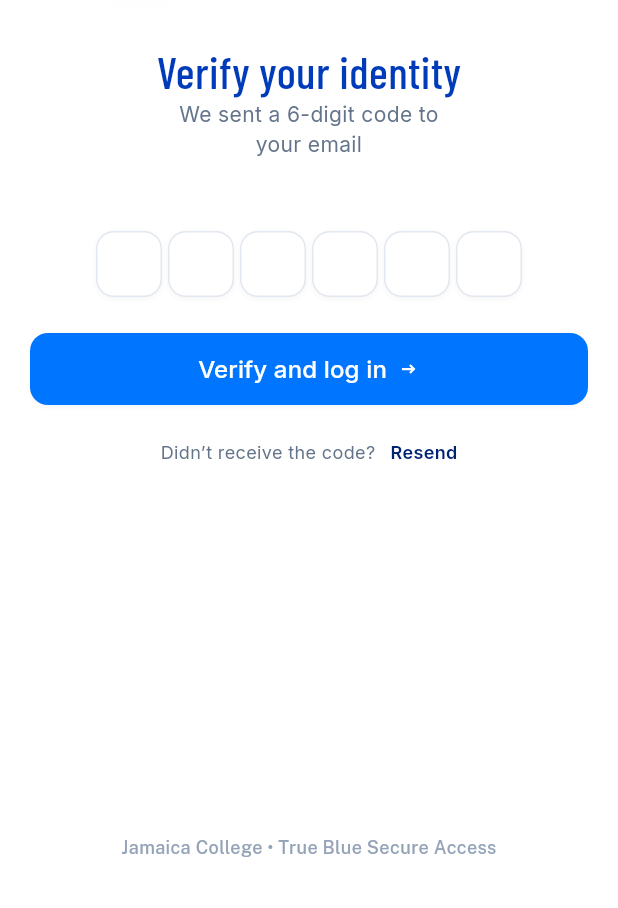
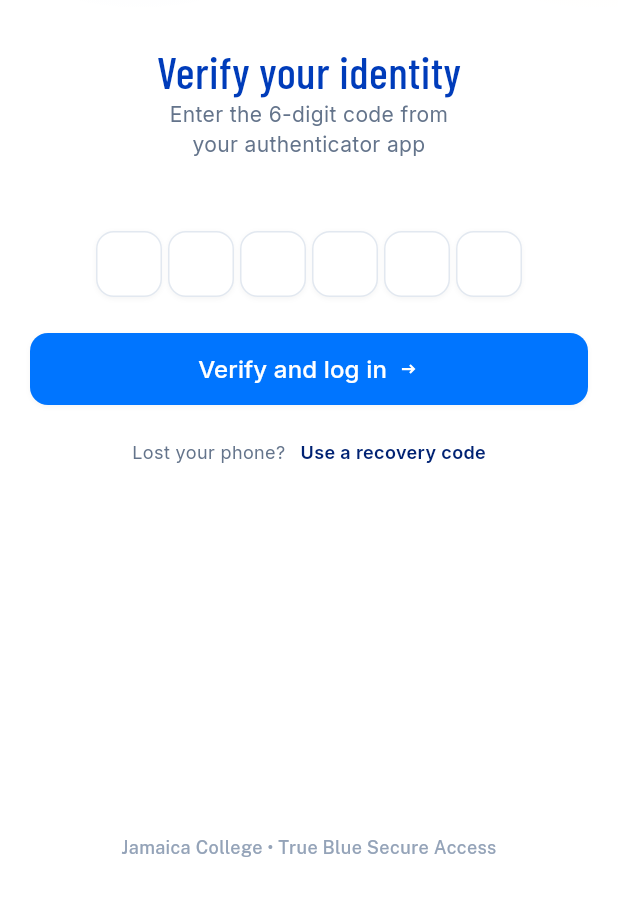
Before and after one commit to SaraaX404/JC_Coonnect, a Flutter app: the MfaView screen opened directly with empty values, on a phone screen of 412 x 824 dp, the part 328-1236 px from its top. Run offline on Flutter 3.47's test engine with Material 3 defaults, Android fonts, the phone set to English and light mode, and no system bars; our stand-ins replace flutter_svg, go_router, material_ui.

Commit message:
feat(auth): MFA uses authenticator or recovery code (backend ADR 0005)
The backend verifies a TOTP code or a single-use recovery code; it never
emails a code. Drop the Figma resend/expired/resend-limit states and the
masked email, add a recovery code mode, and match the lockout copy to the
5/min throttle.

Co-Authored-By: Claude Opus 5.5 <noreply@anthropic.com>

```diff
--- a/lib/l10n/app_en.arb
+++ b/lib/l10n/app_en.arb
@@ -567,17 +567,21 @@
   "@loginSignUpLink": {
     "description": "Login screen: sign up link."
   },
-  "mfaCodeSent": "Code sent",
-  "@mfaCodeSent": {
-    "description": "MFA screen: confirmation right after a new code was sent."
+  "mfaAppPrompt": "Enter the 6-digit code from\nyour authenticator app",
+  "@mfaAppPrompt": {
+    "description": "MFA screen: subtitle when entering the authenticator app code."
   },
   "mfaEnterCode": "Enter the 6-digit code.",
   "@mfaEnterCode": {
     "description": "MFA screen: error when fewer than six digits were entered."
   },
-  "mfaExpiredCode": "This code has expired. Tap Resend to get a new one.",
-  "@mfaExpiredCode": {
-    "description": "MFA screen: error for an expired code."
+  "mfaEnterRecoveryCode": "Enter a recovery code.",
+  "@mfaEnterRecoveryCode": {
+    "description": "MFA screen: error when the recovery code field is empty."
+  },
+  "mfaHaveAppPrompt": "Have your phone?",
+  "@mfaHaveAppPrompt": {
+    "description": "MFA screen: prompt before the link that switches back to the authenticator code."
   },
   "mfaHeading": "Verify your identity",
   "@mfaHeading": {
@@ -587,39 +591,29 @@
   "@mfaIncorrectCode": {
     "description": "MFA screen: error for a wrong code."
   },
-  "mfaNoCodePrompt": "Didn’t receive the code?",
-  "@mfaNoCodePrompt": {
-    "description": "MFA screen: prompt before the resend link."
+  "mfaLostPhonePrompt": "Lost your phone?",
+  "@mfaLostPhonePrompt": {
+    "description": "MFA screen: prompt before the link that switches to a recovery code."
   },
-  "mfaResend": "Resend",
-  "@mfaResend": {
-    "description": "MFA screen: link that sends a new code."
+  "mfaRecoveryCodeLabel": "Recovery code",
+  "@mfaRecoveryCodeLabel": {
+    "description": "MFA screen: label of the recovery code field."
   },
-  "mfaResendCooldown": "{seconds, plural, =1{You can resend a code in 1 second.} other{You can resend a code in {seconds} seconds.}}",
-  "@mfaResendCooldown": {
-    "description": "MFA screen: wait before another resend is allowed.",
-    "placeholders": {
-      "seconds": {
-        "type": "int"
-      }
-    }
+  "mfaRecoveryPrompt": "Enter one of the recovery codes\nyou saved when you set up 2FA",
+  "@mfaRecoveryPrompt": {
+    "description": "MFA screen: subtitle when entering a recovery code."
   },
-  "mfaResendLimit": "You’ve reached the resend limit. Try again later.",
-  "@mfaResendLimit": {
-    "description": "MFA screen: no more resends allowed for now."
-  },
-  "mfaSentTo": "We sent a 6-digit code to\nyour email {email}",
-  "@mfaSentTo": {
-    "description": "MFA screen: where the code went; the email is masked (m***@jc.edu.jm).",
-    "placeholders": {
-      "email": {
-        "type": "String"
-      }
-    }
-  },
-  "mfaTooManyAttempts": "Too many incorrect attempts. Try again in 15 minutes.",
+  "mfaTooManyAttempts": "Too many attempts. Wait a minute and try again.",
   "@mfaTooManyAttempts": {
     "description": "MFA screen: lockout after too many wrong codes."
+  },
+  "mfaUseAppLink": "Use authenticator app",
+  "@mfaUseAppLink": {
+    "description": "MFA screen: link that switches back to the authenticator code."
+  },
+  "mfaUseRecoveryLink": "Use a recovery code",
+  "@mfaUseRecoveryLink": {
+    "description": "MFA screen: link that switches to entering a recovery code."
   },
   "mfaVerifyButton": "Verify and log in",
   "@mfaVerifyButton": {
--- a/lib/src/app/router.dart
+++ b/lib/src/app/router.dart
@@ -33,10 +33,7 @@ GoRouter createRouter() => GoRouter(
     GoRoute(path: Routes.login, builder: (_, _) => const LoginScreen()),
     GoRoute(
       path: Routes.loginVerify,
-      // The email comes from the login form; without it there is nothing
-      // to verify, so a cold deep link goes back to login.
-      redirect: (_, state) => state.extra is String ? null : Routes.login,
-      builder: (_, state) => MfaScreen(email: state.extra! as String),
+      builder: (_, _) => const MfaScreen(),
     ),
     GoRoute(
       path: Routes.sessionExpired,
--- a/lib/src/core/utils/validators.dart
+++ b/lib/src/core/utils/validators.dart
@@ -2,11 +2,3 @@ final _email = RegExp(r'^[^@\s]+@[^@\s]+\.[^@\s]+$');
 
 /// Shape check only; the server decides whether the address exists.
 bool isValidEmail(String value) => _email.hasMatch(value.trim());
-
-/// "m.sterling@jc.edu.jm" -> "m***@jc.edu.jm": enough to recognise, not to
-/// read. Anything that isn't an email is returned unchanged.
-String maskEmail(String email) {
-  final at = email.indexOf('@');
-  if (at < 1) return email;
-  return '${email[0]}***${email.substring(at)}';
-}
--- a/lib/src/features/auth/presentation/login_screen.dart
+++ b/lib/src/features/auth/presentation/login_screen.dart
@@ -53,7 +53,7 @@ class _LoginScreenState extends State<LoginScreen> {
     if (emailError != null || passwordError != null) return;
     // shortcut: no auth call yet, so every valid form goes to the code step
     // (the Figma flow). POST /auth/login decides this once it is wired.
-    unawaited(context.push(Routes.loginVerify, extra: email.text.trim()));
+    unawaited(context.push(Routes.loginVerify));
   }
 
   @override
--- a/lib/src/features/auth/presentation/mfa_screen.dart
+++ b/lib/src/features/auth/presentation/mfa_screen.dart
@@ -1,156 +1,103 @@
-import 'dart:async';
-
-import 'package:flutter_svg/flutter_svg.dart';
 import 'package:jc_connect_app/l10n/l10n.dart';
 import 'package:jc_connect_app/src/core/theme/jc_colors.dart';
 import 'package:jc_connect_app/src/core/theme/jc_text_styles.dart';
 import 'package:jc_connect_app/src/core/utils/show_message.dart';
-import 'package:jc_connect_app/src/core/utils/validators.dart';
 import 'package:jc_connect_app/src/core/widgets/jc_button.dart';
+import 'package:jc_connect_app/src/core/widgets/jc_input.dart';
 import 'package:jc_connect_app/src/core/widgets/jc_logo.dart';
 import 'package:jc_connect_app/src/core/widgets/jc_otp.dart';
 import 'package:jc_connect_app/src/core/widgets/jc_prompt_link.dart';
 import 'package:jc_connect_app/src/core/widgets/jc_scaffold.dart';
 import 'package:material_ui/material_ui.dart';
 
-/// Errors the verify call can return (Figma "MFA Verification / ..." states).
-/// [enterCode] is the only one the app raises itself.
-enum MfaError {
-  enterCode,
-  incorrectCode,
-  expiredCode,
-  tooManyAttempts,
-  resendLimit,
-}
+/// Errors on the verify step. [enterCode] is the only one the app raises
+/// itself; POST /auth/login/verify returns `invalid_code` (incorrect) and
+/// 429 (too many attempts).
+enum MfaError { enterCode, incorrectCode, tooManyAttempts }
 
-/// What the line under the button shows.
-sealed class MfaResend {
-  const MfaResend();
-}
-
-/// "Didn’t receive the code? Resend".
-class MfaResendAvailable extends MfaResend {
-  const MfaResendAvailable();
-}
-
-/// "✓ Code sent", right after a resend.
-class MfaResendSent extends MfaResend {
-  const MfaResendSent();
-}
-
-/// "You can resend a code in N seconds."
-class MfaResendCooldown extends MfaResend {
-  const MfaResendCooldown(this.seconds);
-  final int seconds;
-}
-
-/// Login step 2: the code sent to the user's email.
+/// Login step 2 (ADR 0005): a code from the authenticator app, or one of
+/// the recovery codes if the phone is lost.
 class MfaScreen extends StatefulWidget {
-  const MfaScreen({super.key, required this.email});
-  final String email;
+  const MfaScreen({super.key});
 
   @override
   State<MfaScreen> createState() => _MfaScreenState();
 }
 
 class _MfaScreenState extends State<MfaScreen> {
-  static const _sentFor = Duration(seconds: 2);
-  static const _cooldownSeconds = 30;
-
   final code = TextEditingController();
+  bool recovery = false;
   MfaError? error;
-  MfaResend resend = const MfaResendAvailable();
-  Timer? _timer;
 
   @override
   void dispose() {
-    _timer?.cancel();
     code.dispose();
     super.dispose();
   }
 
   void _verify() {
-    if (code.text.length < JcOtp.length) {
+    final text = code.text.trim();
+    if (recovery ? text.isEmpty : text.length < JcOtp.length) {
       setState(() => error = MfaError.enterCode);
       return;
     }
     // shortcut: no auth call yet. POST /auth/login/verify sets the server
-    // errors (incorrect, expired, too many attempts) when it is wired.
+    // errors (incorrect, too many attempts) when it is wired.
     showMessage(context, context.l10n.loginReadyMessage);
-  }
-
-  void _resend() {
-    _timer?.cancel();
-    setState(() {
-      resend = const MfaResendSent();
-      if (error == MfaError.expiredCode) error = null;
-    });
-    _timer = Timer(_sentFor, () {
-      var left = _cooldownSeconds;
-      setState(() => resend = MfaResendCooldown(left));
-      _timer = Timer.periodic(const Duration(seconds: 1), (timer) {
-        left--;
-        setState(
-          () => resend = left > 0
-              ? MfaResendCooldown(left)
-              : const MfaResendAvailable(),
-        );
-        if (left == 0) timer.cancel();
-      });
-    });
   }
 
   @override
   Widget build(BuildContext context) => MfaView(
-    maskedEmail: maskEmail(widget.email),
     code: code,
+    recovery: recovery,
     error: error,
-    resend: resend,
     onCodeChanged: (_) {
-      if (error == MfaError.enterCode || error == MfaError.incorrectCode) {
+      if (error != null && error != MfaError.tooManyAttempts) {
         setState(() => error = null);
       }
     },
     onVerify: _verify,
-    onResend: _resend,
+    onToggleRecovery: () => setState(() {
+      recovery = !recovery;
+      code.clear();
+      if (error != MfaError.tooManyAttempts) error = null;
+    }),
   );
 }
 
-/// Figma "MFA Verification" in any of its eight states.
+/// The verify screen in any of its states.
 class MfaView extends StatelessWidget {
   const MfaView({
     super.key,
-    required this.maskedEmail,
     required this.code,
     required this.onCodeChanged,
     required this.onVerify,
-    required this.onResend,
+    required this.onToggleRecovery,
+    this.recovery = false,
     this.error,
-    this.resend = const MfaResendAvailable(),
   });
-  final String maskedEmail;
   final TextEditingController code;
   final ValueChanged<String> onCodeChanged;
   final VoidCallback onVerify;
-  final VoidCallback onResend;
+  final VoidCallback onToggleRecovery;
+
+  /// Recovery code instead of the authenticator code.
+  final bool recovery;
   final MfaError? error;
-  final MfaResend resend;
 
-  /// Locked out: the button greys out and resend is hidden.
-  bool get _locked =>
-      error == MfaError.tooManyAttempts || error == MfaError.resendLimit;
+  bool get _locked => error == MfaError.tooManyAttempts;
 
   String _errorText(AppLocalizations l10n, MfaError error) => switch (error) {
-    MfaError.enterCode => l10n.mfaEnterCode,
+    MfaError.enterCode =>
+      recovery ? l10n.mfaEnterRecoveryCode : l10n.mfaEnterCode,
     MfaError.incorrectCode => l10n.mfaIncorrectCode,
-    MfaError.expiredCode => l10n.mfaExpiredCode,
     MfaError.tooManyAttempts => l10n.mfaTooManyAttempts,
-    MfaError.resendLimit => l10n.mfaResendLimit,
   };
 
   @override
   Widget build(BuildContext context) {
     final l10n = context.l10n;
+    final errorText = error == null ? null : _errorText(l10n, error!);
     return JcScaffold(
       showBack: false,
       child: CustomScrollView(
@@ -171,19 +118,30 @@ class MfaView extends StatelessWidget {
                   ),
                   const SizedBox(height: 4),
                   Text(
-                    l10n.mfaSentTo(maskedEmail),
+                    recovery ? l10n.mfaRecoveryPrompt : l10n.mfaAppPrompt,
                     textAlign: TextAlign.center,
                     style: JcTextStyles.input.copyWith(color: JcColors.muted),
                   ),
                   const SizedBox(height: 48),
+                  if (recovery)
+                    JcInput(
+                      label: l10n.mfaRecoveryCodeLabel,
+                      controller: code,
+                      onChanged: onCodeChanged,
+                      errorText: errorText,
+                    )
+                  else ...[
                     JcOtp(controller: code, onChanged: onCodeChanged),
-                  if (error case final error?) ...[
+                    if (errorText != null) ...[
                       const SizedBox(height: 12),
                       Text(
-                      _errorText(l10n, error),
+                        errorText,
                         textAlign: TextAlign.center,
-                      style: JcTextStyles.input.copyWith(color: JcColors.error),
+                        style: JcTextStyles.input.copyWith(
+                          color: JcColors.error,
                         ),
+                      ),
+                    ],
                   ],
                   const SizedBox(height: 24),
                   JcButton(
@@ -191,10 +149,17 @@ class MfaView extends StatelessWidget {
                     enabled: !_locked,
                     onPressed: onVerify,
                   ),
-                  if (!_locked) ...[
                   const SizedBox(height: 24),
-                    _ResendLine(resend: resend, onResend: onResend),
-                  ],
+                  JcPromptLink(
+                    prompt: recovery
+                        ? l10n.mfaHaveAppPrompt
+                        : l10n.mfaLostPhonePrompt,
+                    link: recovery
+                        ? l10n.mfaUseAppLink
+                        : l10n.mfaUseRecoveryLink,
+                    promptColor: JcColors.muted,
+                    onTap: onToggleRecovery,
+                  ),
                   const Spacer(),
                   const SizedBox(height: 32),
                   Text(
@@ -211,47 +176,3 @@ class MfaView extends StatelessWidget {
     );
   }
 }
-
-class _ResendLine extends StatelessWidget {
-  const _ResendLine({required this.resend, required this.onResend});
-  final MfaResend resend;
-  final VoidCallback onResend;
-
-  static const _style = TextStyle(
-    fontSize: 12,
-    height: 16 / 12,
-    color: JcColors.muted,
-  );
-
-  @override
-  Widget build(BuildContext context) => switch (resend) {
-    MfaResendAvailable() => JcPromptLink(
-      prompt: context.l10n.mfaNoCodePrompt,
-      link: context.l10n.mfaResend,
-      promptColor: JcColors.muted,
-      onTap: onResend,
-    ),
-    MfaResendSent() => Row(
-      mainAxisAlignment: MainAxisAlignment.center,
-      children: [
-        SizedBox.square(
-          dimension: 20,
-          child: Center(
-            child: SvgPicture.asset(
-              'assets/icons/checkmark_circle.svg',
-              width: 16.667,
-              height: 16.667,
-            ),
-          ),
-        ),
-        const SizedBox(width: 10),
-        Text(context.l10n.mfaCodeSent, style: _style),
-      ],
-    ),
-    MfaResendCooldown(:final seconds) => Text(
-      context.l10n.mfaResendCooldown(seconds),
-      textAlign: TextAlign.center,
-      style: _style,
-    ),
-  };
-}
```
Also changed, not shown: assets/icons/checkmark_circle.svg (deleted), lib/l10n/generated/app_localizations.dart, lib/l10n/generated/app_localizations_en.dart, 2 other files. Lines whose indentation alone changed are shown as unchanged.
